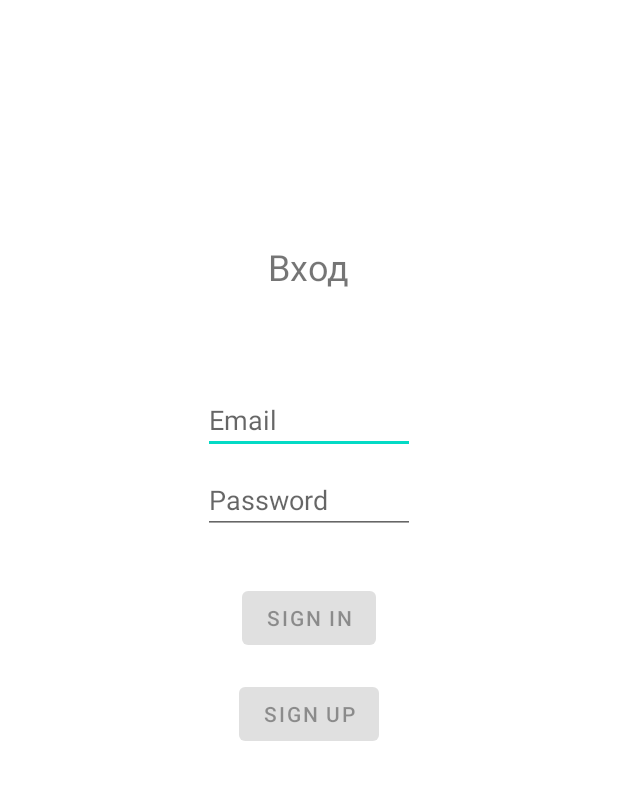
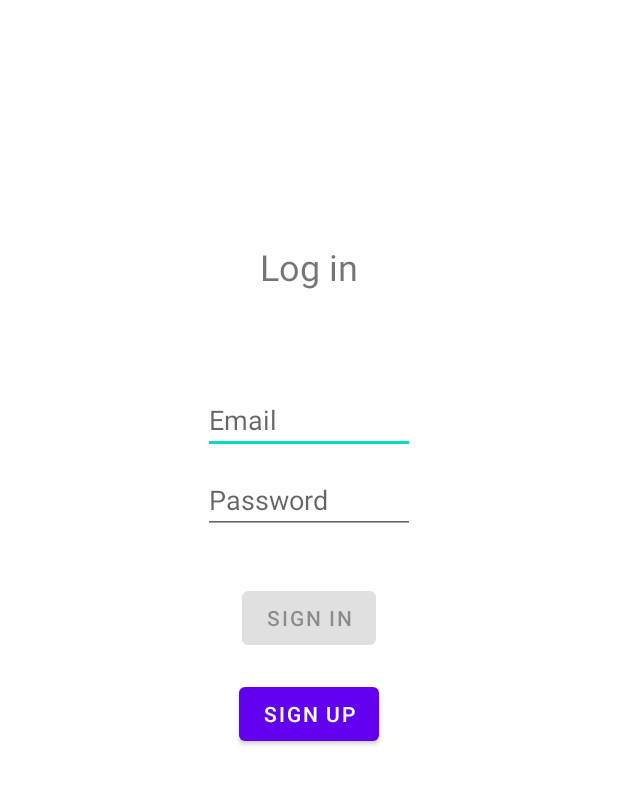
Before and after one commit to BorisBredikhin/Barter, an Android app: the screen it shows after launch (MainActivity), on a phone screen of 412 x 824 dp, the part 149-954 px from its top. Run offline under Robolectric (Android 15) with nearby library versions, the phone set to English and light mode, and no system bars.

Commit message:
Начата разработка формы регистрапции

```diff
--- a/BarterAndroid/app/build.gradle
+++ b/BarterAndroid/app/build.gradle
@@ -42,6 +42,7 @@ dependencies {
     implementation 'androidx.annotation:annotation:1.1.0'
     implementation 'androidx.lifecycle:lifecycle-livedata-ktx:2.2.0'
     implementation 'androidx.lifecycle:lifecycle-viewmodel-ktx:2.2.0'
+    implementation 'androidx.legacy:legacy-support-v4:1.0.0'
     testImplementation 'junit:junit:4.+'
     androidTestImplementation 'androidx.test.ext:junit:1.1.2'
     androidTestImplementation 'androidx.test.espresso:espresso-core:3.3.0'
--- a/BarterAndroid/app/src/main/java/ru/bredikhinpechnnikov/barter/MainActivity.kt
+++ b/BarterAndroid/app/src/main/java/ru/bredikhinpechnnikov/barter/MainActivity.kt
@@ -2,10 +2,17 @@ package ru.bredikhinpechnnikov.barter
 
 import androidx.appcompat.app.AppCompatActivity
 import android.os.Bundle
+import android.widget.FrameLayout
+import ru.bredikhinpechnnikov.barter.ui.login.LoginFragment
 
 class MainActivity : AppCompatActivity() {
     override fun onCreate(savedInstanceState: Bundle?) {
         super.onCreate(savedInstanceState)
         setContentView(R.layout.activity_main)
+
+        supportFragmentManager
+            .beginTransaction()
+            .replace(R.id.fragment, LoginFragment())
+            .commit()
     }
 }
--- a/BarterAndroid/app/src/main/java/ru/bredikhinpechnnikov/barter/ui/login/LoginFragment.kt
+++ b/BarterAndroid/app/src/main/java/ru/bredikhinpechnnikov/barter/ui/login/LoginFragment.kt
@@ -15,8 +15,9 @@ import android.widget.Button
 import android.widget.EditText
 import android.widget.ProgressBar
 import android.widget.Toast
+import ru.bredikhinpechnnikov.barter.R
 
-import ru.bredikhinpechnnikov.barter.R
+//import ru.bredikhinpechnnikov.barter.R
 
 class LoginFragment : Fragment() {
 
@@ -38,6 +39,7 @@ class LoginFragment : Fragment() {
         val usernameEditText = view.findViewById<EditText>(R.id.username)
         val passwordEditText = view.findViewById<EditText>(R.id.password)
         val loginButton = view.findViewById<Button>(R.id.login)
+        val registerButton = view.findViewById<Button>(R.id.register_btn)
         val loadingProgressBar = view.findViewById<ProgressBar>(R.id.loading)
 
         loginViewModel.loginFormState.observe(this,
@@ -101,6 +103,13 @@ class LoginFragment : Fragment() {
                     passwordEditText.text.toString()
             )
         }
+
+        registerButton.setOnClickListener {
+            fragmentManager!!
+                .beginTransaction()
+                .replace(R.id.fragment, RegisterFragment())
+                .commit()
+        }
     }
 
     private fun updateUiWithUser(model: LoggedInUserView) {
--- a/BarterAndroid/app/src/main/res/layout/activity_main.xml
+++ b/BarterAndroid/app/src/main/res/layout/activity_main.xml
@@ -16,9 +16,8 @@
         app:layout_constraintRight_toRightOf="parent"
         app:layout_constraintTop_toTopOf="parent" />
 
-    <fragment
+    <FrameLayout
         android:id="@+id/fragment"
-        android:name="ru.bredikhinpechnnikov.barter.ui.login.LoginFragment"
         android:layout_width="wrap_content"
         android:layout_height="wrap_content"
         app:layout_constraintBottom_toBottomOf="parent"
--- a/BarterAndroid/app/src/main/res/layout/fragment_login.xml
+++ b/BarterAndroid/app/src/main/res/layout/fragment_login.xml
@@ -15,7 +15,7 @@
         android:layout_width="wrap_content"
         android:layout_height="wrap_content"
         android:layout_marginBottom="64dp"
-        android:text="Вход"
+        android:text="@string/log_in"
         android:textSize="24sp"
         app:layout_constraintBottom_toTopOf="@+id/username"
         app:layout_constraintEnd_toEndOf="parent"
@@ -76,7 +76,7 @@
         android:layout_marginTop="16dp"
         android:layout_marginEnd="48dp"
         android:layout_marginBottom="64dp"
-        android:enabled="false"
+        android:enabled="true"
         android:text="@string/action_sign_up"
         app:layout_constraintBottom_toBottomOf="parent"
         app:layout_constraintEnd_toEndOf="parent"
--- a/BarterAndroid/app/src/main/res/values/dimens.xml
+++ b/BarterAndroid/app/src/main/res/values/dimens.xml
@@ -2,4 +2,5 @@
     <!-- Default screen margins, per the Android Design guidelines. -->
     <dimen name="fragment_horizontal_margin">16dp</dimen>
     <dimen name="fragment_vertical_margin">16dp</dimen>
+    <dimen name="photo_size">100dp</dimen>
 </resources>
--- a/BarterAndroid/app/src/main/res/values/strings.xml
+++ b/BarterAndroid/app/src/main/res/values/strings.xml
@@ -10,4 +10,10 @@
     <string name="invalid_password">Password must be >8 characters</string>
     <string name="login_failed">"Login failed"</string>
     <string name="action_sign_up">Sign up</string>
+    <string name="log_in">Log in</string>
+    <string name="registration">Registration</string>
+    <!-- TODO: Remove or change this placeholder text -->
+    <string name="hello_blank_fragment">Hello blank fragment</string>
+    <string name="profile_photio">Фото профили</string>
+    <string name="select_photo">Выбрать фото</string>
 </resources>
```
Also changed, not shown: BarterAndroid/app/src/main/java/ru/bredikhinpechnnikov/barter/ui/login/RegisterFragment.kt (added, +67 -0 lines), BarterAndroid/app/src/main/res/layout/fragment_register.xml (added, +60 -0 lines), 1 other file.
